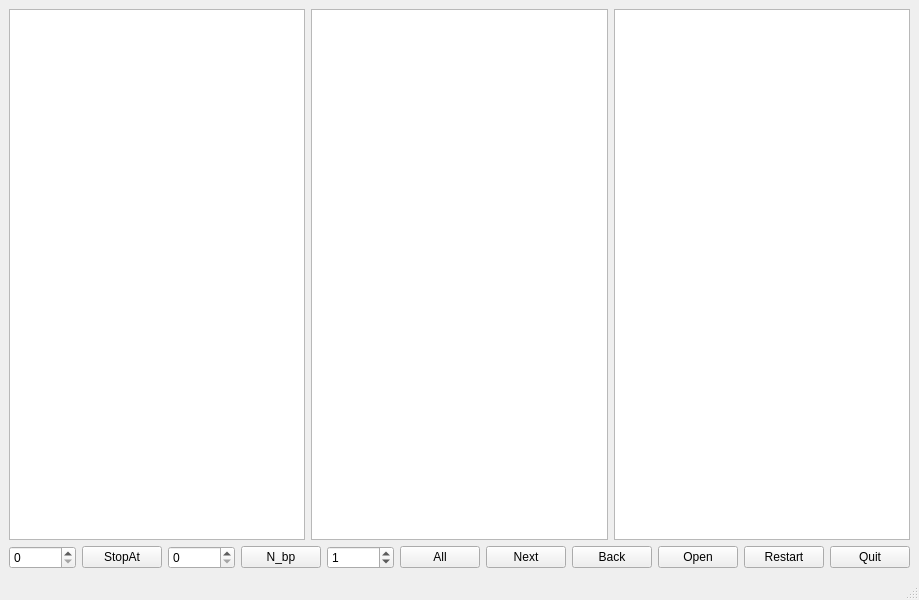
Before: the Qt Designer form mainwindow.ui in junps/mips_simulator_gui, drawn with Qt 5.
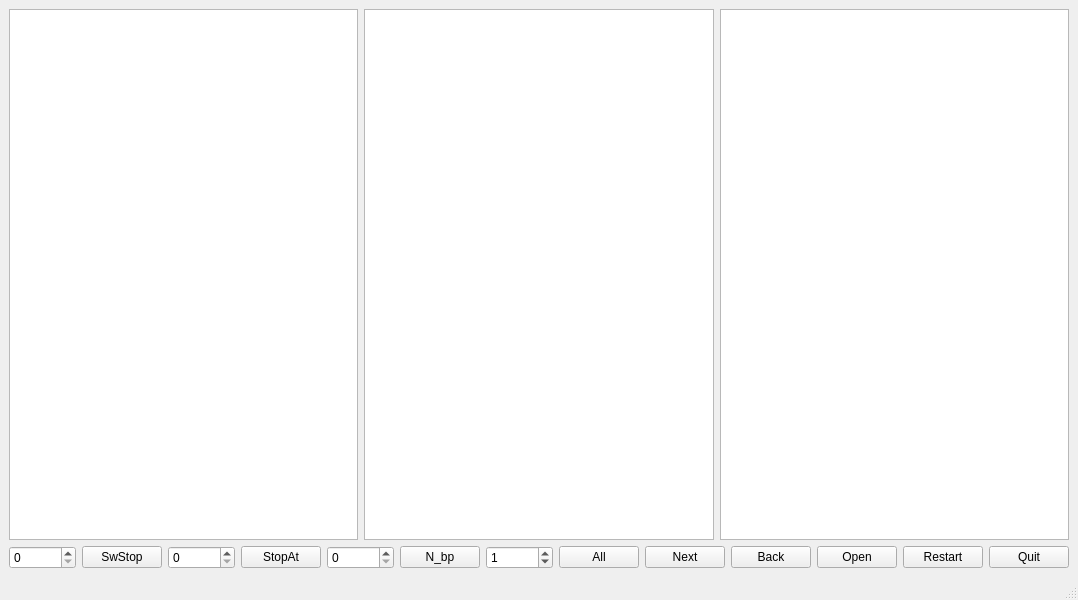
After: the same form once the commit is applied.

Commit message: SwStop button

What changed in the file:
```diff
--- a/mainwindow.ui
+++ b/mainwindow.ui
@@ -6,7 +6,7 @@
    <rect>
     <x>0</x>
     <y>0</y>
-    <width>852</width>
+    <width>1056</width>
     <height>600</height>
    </rect>
   </property>
@@ -45,6 +45,20 @@
           </property>
          </spacer>
         </item>
+        <item>
+         <widget class="QSpinBox" name="spinBox_SwStop">
+          <property name="maximum">
+           <number>10000000</number>
+          </property>
+         </widget>
+        </item>
+        <item>
+         <widget class="QPushButton" name="pushButton_SwStop">
+          <property name="text">
+           <string>SwStop</string>
+          </property>
+         </widget>
+        </item>
         <item>
          <widget class="QSpinBox" name="spinBox_StopAt">
           <property name="maximum">
```
Left out of the diff: 2 changed lines with no effect on the pictures. The commit also changes 6 other files.
